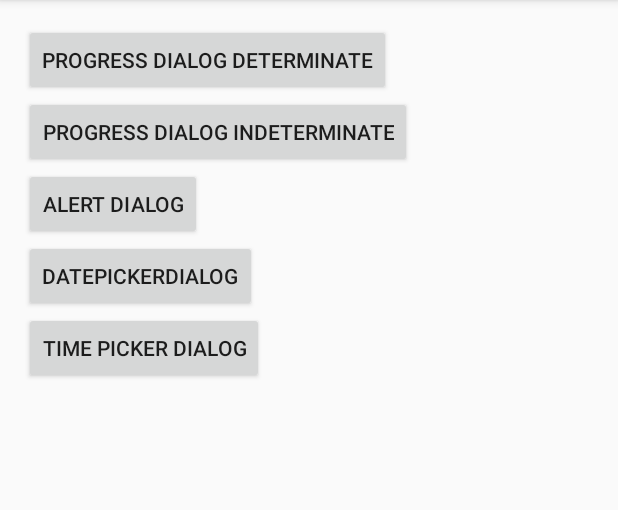
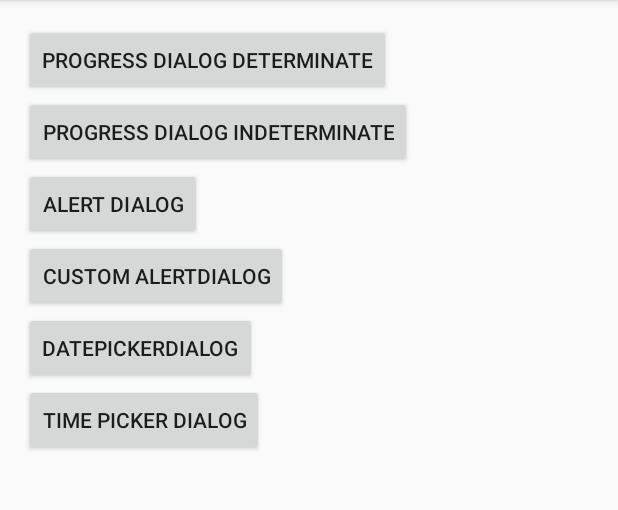
Before and after one commit to abdulla-alali/lecture_examples, an Android app: the screen it shows after launch (MainActivity), on a phone screen of 412 x 824 dp, the part 84-594 px from its top. Run offline under Robolectric (Android 15) with nearby library versions, the phone set to English and light mode, and no system bars.

Commit message:
Dialogs: update and clean up -SDK and Gradle updated to latest version -TargetSDK updated to 25 -Added a missing custom AlertDialog example

```diff
--- a/Dialogs/app/src/main/AndroidManifest.xml
+++ b/Dialogs/app/src/main/AndroidManifest.xml
@@ -1,6 +1,6 @@
 <?xml version="1.0" encoding="utf-8"?>
 <manifest xmlns:android="http://schemas.android.com/apk/res/android"
-    package="qa.edu.qu.cse.cmps497.dialogs" >
+    package="qa.edu.qu.cse.cmps312.dialogs" >
 
     <application
         android:allowBackup="true"
--- a/Dialogs/app/src/main/res/layout/activity_main.xml
+++ b/Dialogs/app/src/main/res/layout/activity_main.xml
@@ -23,6 +23,11 @@
     <Button
         android:layout_width="wrap_content"
         android:layout_height="wrap_content"
+        android:text="@string/custom_alertdialog"
+        android:onClick="customAlertDialogClicked"/>
+    <Button
+        android:layout_width="wrap_content"
+        android:layout_height="wrap_content"
         android:text="@string/datepickerdialog"
         android:onClick="datePickerDialogClicked"/>
     <Button
--- a/Dialogs/app/src/main/res/values/strings.xml
+++ b/Dialogs/app/src/main/res/values/strings.xml
@@ -5,5 +5,11 @@
     <string name="datepickerdialog">DatePickerDialog</string>
     <string name="alert_dialog">Alert Dialog</string>
     <string name="time_picker_dialog">Time picker dialog</string>
+    <string name="sure">Are you sure?</string>
+    <string name="alert_title">AlertDialog</string>
+    <string name="ok">OK</string>
+    <string name="music_download">Downloading Music</string>
+    <string name="custom_alertdialog">Custom AlertDialog</string>
+    <string name="my_custom_view">My custom view !!</string>
 
 </resources>
--- a/Dialogs/build.gradle
+++ b/Dialogs/build.gradle
@@ -5,7 +5,7 @@ buildscript {
         jcenter()
     }
     dependencies {
-        classpath 'com.android.tools.build:gradle:1.3.0'
+        classpath 'com.android.tools.build:gradle:2.2.2'
 
         // NOTE: Do not place your application dependencies here; they belong
         // in the individual module build.gradle files
```
Also changed, not shown: Dialogs/app/build.gradle (+4 -4 lines), Dialogs/app/src/main/java/qa/edu/qu/cse/cmps312/dialogs/MainActivity.java (renamed from Dialogs/app/src/main/java/qa/edu/qu/cse/cmps497/dialogs/MainActivity.java, +30 -6 lines), Dialogs/app/src/main/res/layout/custom_alert_dialog.xml (added, +20 -0 lines), Dialogs/gradle/wrapper/gradle-wrapper.properties, 2 other files.
